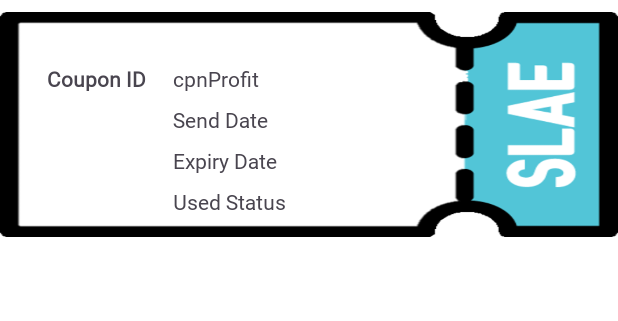
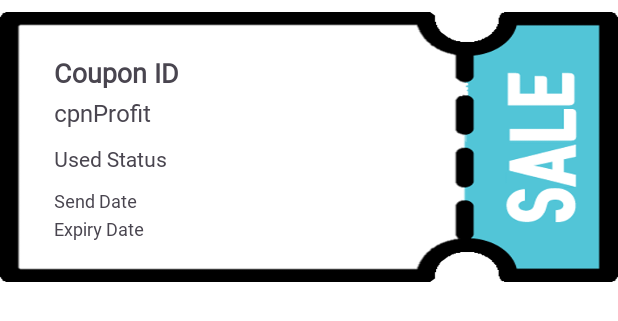
Before and after one commit to shipdoorwater/GDMS_front, an Android app: the layout item_coupon.xml on its own in the app's theme, with its tools: preview values and no code run, on a phone screen of 412 x 824 dp. Shown: the top 321 px of the screen. Run offline under Robolectric (Android 15) with nearby library versions, the phone set to English and light mode, and no system bars; Roboto replaces fonts that are not available here.

Commit message:
쿠폰 이미지 수정

```diff
--- a/app/src/main/java/com/example/gdms_front/adapter/CouponAdapter.kt
+++ b/app/src/main/java/com/example/gdms_front/adapter/CouponAdapter.kt
@@ -48,7 +48,7 @@ class CouponAdapter (private val coupons: List<Coupon>) : RecyclerView.Adapter<C
                     cpnProfitView.text = "3,000원 할인"}
                 5->{cpnIdTextView.text = "이마트24"
                     cpnProfitView.text = "3,000원 할인"}
-                6->{cpnIdTextView.text = "Happy\nPoint"
+                6->{cpnIdTextView.text = "Happy Point"
                     cpnProfitView.text = "5,000원 할인"}
                 7->{cpnIdTextView.text = "밀리의서재"
                     cpnProfitView.text = "1개월 구독권"}
@@ -72,7 +72,7 @@ class CouponAdapter (private val coupons: List<Coupon>) : RecyclerView.Adapter<C
                     cpnProfitView.text = "100%우대"}
                 17->{cpnIdTextView.text = "공항철도"
                     cpnProfitView.text = "50% 할인"}
-                18->{cpnIdTextView.text = "말톡\nusim\nesim"
+                18->{cpnIdTextView.text = "말톡(USIM/ESIM)"
                     cpnProfitView.text = "10,000원"}
             }
 
--- a/app/src/main/java/com/example/gdms_front/alarm/MyFirebaseMessagingService.kt
+++ b/app/src/main/java/com/example/gdms_front/alarm/MyFirebaseMessagingService.kt
@@ -87,7 +87,7 @@ class MyFirebaseMessagingService : FirebaseMessagingService() {
         val notificationBuilder = NotificationCompat.Builder(this, channelId)
             .setContentTitle(title)
             .setContentText(body)
-            .setSmallIcon(R.drawable.img_notification_1)
+            .setSmallIcon(R.drawable.gdms_logo_icon)
             .setAutoCancel(true)
             .setContentIntent(pendingIntent)
 
--- a/app/src/main/java/com/example/gdms_front/myPage/MyPageActivity.kt
+++ b/app/src/main/java/com/example/gdms_front/myPage/MyPageActivity.kt
@@ -375,6 +375,9 @@ class MyPageActivity : AppCompatActivity() {
         val sharedPreferences = getSharedPreferences("user_prefs", Context.MODE_PRIVATE)
         val isKakaoLoggedIn = sharedPreferences.getBoolean("isKakaoLoggedIn", false)
 
+        // isAutoLogin을 false로 설정
+        sharedPreferences.edit().putBoolean("isAutoLogin", false).apply()
+
         if (isKakaoLoggedIn) {
             performKakaoLogout()
         } else {
--- a/app/src/main/res/layout/activity_coupon.xml
+++ b/app/src/main/res/layout/activity_coupon.xml
@@ -30,8 +30,8 @@
             android:id="@+id/cardView13"
             android:layout_width="match_parent"
             android:layout_height="650dp"
-            android:layout_marginStart="10dp"
-            android:layout_marginEnd="10dp"
+            android:layout_marginStart="5dp"
+            android:layout_marginEnd="5dp"
             android:layout_marginBottom="20dp"
             app:cardCornerRadius="16dp"
             app:cardElevation="4dp">
@@ -74,7 +74,7 @@
                         android:id="@+id/recyclerView"
                         android:layout_width="match_parent"
                         android:layout_height="wrap_content"
-                        android:padding="8dp" />
+                        android:padding="4dp" />
 
                 </LinearLayout>
             </LinearLayout>
--- a/app/src/main/res/layout/item_coupon.xml
+++ b/app/src/main/res/layout/item_coupon.xml
@@ -3,11 +3,12 @@
     xmlns:app="http://schemas.android.com/apk/res-auto"
     xmlns:tools="http://schemas.android.com/tools"
     android:layout_width="match_parent"
-    android:layout_height="150dp"
+    android:layout_height="180dp"
     android:layout_marginTop="8dp"
     android:layout_marginBottom="8dp"
+
     android:orientation="vertical"
-    android:padding="15dp"
+    android:padding="20dp"
     android:background="@drawable/coupon_background">
 
     <androidx.constraintlayout.widget.ConstraintLayout
@@ -19,40 +20,44 @@
             android:layout_width="wrap_content"
             android:layout_height="wrap_content"
             android:layout_marginStart="16dp"
+            android:layout_marginTop="8dp"
             android:text="Coupon ID"
+            android:textSize="18sp"
             android:textStyle="bold"
-            app:layout_constraintBottom_toBottomOf="parent"
+
             app:layout_constraintStart_toStartOf="parent"
-            app:layout_constraintTop_toTopOf="parent"
-            app:layout_constraintVertical_bias="0.193" />
+            app:layout_constraintTop_toTopOf="parent" />
 
         <TextView
             android:id="@+id/cpnProfit"
             android:layout_width="wrap_content"
             android:layout_height="wrap_content"
-            android:layout_marginStart="100dp"
-            android:layout_marginTop="19dp"
+            android:layout_marginStart="16dp"
             android:text="cpnProfit"
+            android:textSize="16sp"
+            android:layout_marginTop="3dp"
             app:layout_constraintStart_toStartOf="parent"
-            app:layout_constraintTop_toTopOf="parent" />
+            app:layout_constraintTop_toBottomOf="@+id/cpnId" />
 
         <TextView
             android:id="@+id/sendDate"
             android:layout_width="wrap_content"
             android:layout_height="wrap_content"
-            android:layout_marginStart="100dp"
-            android:layout_marginTop="8dp"
+            android:layout_marginStart="16dp"
+            android:layout_marginTop="10dp"
             android:text="Send Date"
+            android:textSize="12sp"
             app:layout_constraintStart_toStartOf="parent"
-            app:layout_constraintTop_toBottomOf="@+id/cpnProfit" />
+            app:layout_constraintTop_toBottomOf="@+id/usedYn" />
 
         <TextView
             android:id="@+id/expDate"
             android:layout_width="wrap_content"
             android:layout_height="wrap_content"
-            android:layout_marginStart="100dp"
-            android:layout_marginTop="8dp"
+            android:layout_marginStart="16dp"
+            android:layout_marginTop="2dp"
             android:text="Expiry Date"
+            android:textSize="12sp"
             app:layout_constraintStart_toStartOf="parent"
             app:layout_constraintTop_toBottomOf="@+id/sendDate" />
 
@@ -60,11 +65,11 @@
             android:id="@+id/usedYn"
             android:layout_width="wrap_content"
             android:layout_height="wrap_content"
-            android:layout_marginStart="100dp"
-            android:layout_marginTop="8dp"
+            android:layout_marginStart="16dp"
+            android:layout_marginTop="10dp"
             android:text="Used Status"
             app:layout_constraintStart_toStartOf="parent"
-            app:layout_constraintTop_toBottomOf="@+id/expDate" />
+            app:layout_constraintTop_toBottomOf="@+id/cpnProfit" />
 
 
     </androidx.constraintlayout.widget.ConstraintLayout>
```
Also changed, not shown: app/src/main/res/drawable/coupon_background.png.
